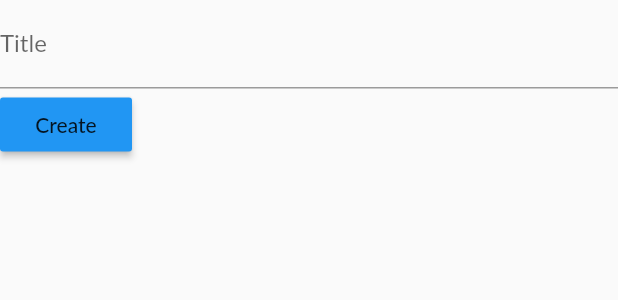
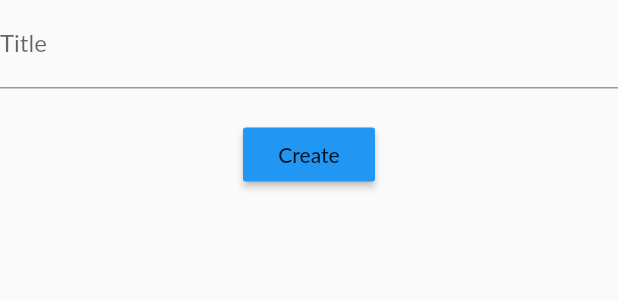
Before and after one commit to kim-sardine/wadm-flutter, a Flutter app: the AddNewWadmDialogWidget widget shown alone on an empty page, opened directly, on a phone screen of 412 x 824 dp. Shown: the top 300 px of the screen. Run offline on Flutter 3.47's test engine with Material 2 defaults, Android fonts, the phone set to English and light mode, and no system bars; our stand-ins replace shared_preferences; missing offline and left inert: table_sticky_headers; accounts and stored records are empty; Roboto replaces fonts that are missing (Lato); statements that could not run were skipped.

Commit message:
Add bottom margin

```diff
--- a/lib/widgets/wadm_list_add_new_wadm_dialog.dart
+++ b/lib/widgets/wadm_list_add_new_wadm_dialog.dart
@@ -4,7 +4,6 @@ import 'package:provider/provider.dart';
 import '../providers/wadms.dart';
 
 class AddNewWadmDialogWidget extends StatelessWidget {
-
   @override
   Widget build(BuildContext context) {
     final wadmsProvider = Provider.of<Wadms>(context, listen: false);
@@ -13,13 +12,13 @@ class AddNewWadmDialogWidget extends StatelessWidget {
     return Column(
       mainAxisSize: MainAxisSize.min,
       children: <Widget>[
-        TextField(
+        Container(
+          child: TextField(
             controller: wadmTitleController,
             decoration: InputDecoration(labelText: "Title"),
           ),
-        Row(
-          mainAxisAlignment: MainAxisAlignment.spaceBetween,
-          children: <Widget>[
+          margin: EdgeInsets.only(bottom: 20),
+        ),
         RaisedButton(
           child: Text('Create'),
           color: Colors.blue,
@@ -28,8 +27,6 @@ class AddNewWadmDialogWidget extends StatelessWidget {
 
             Navigator.of(context).pop();
           },
-            )
-          ],
         ),
       ],
     );
```
Also changed, not shown: lib/widgets/wadm_detail_candidate_modifing_dialog.dart (+6 -3 lines), lib/widgets/wadm_detail_category_modifing_dialog.dart (+7 -0 lines), lib/widgets/wadm_detail_edit_dialog.dart (+8 -4 lines), pubspec.lock. Lines whose indentation alone changed are shown as unchanged.
